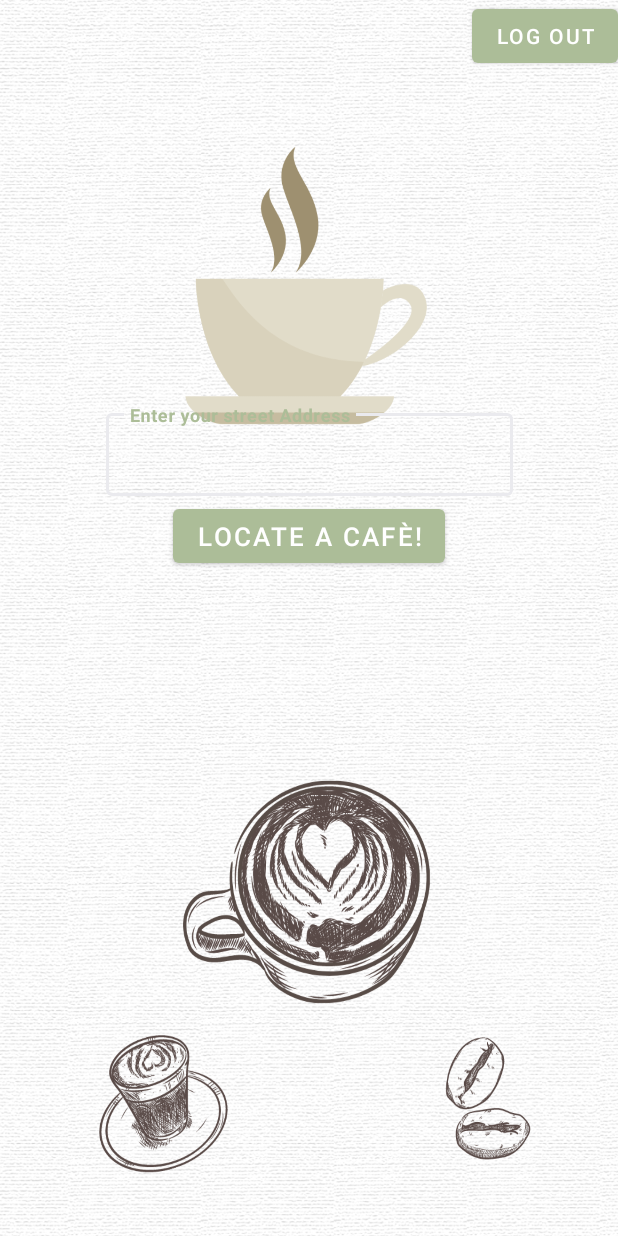
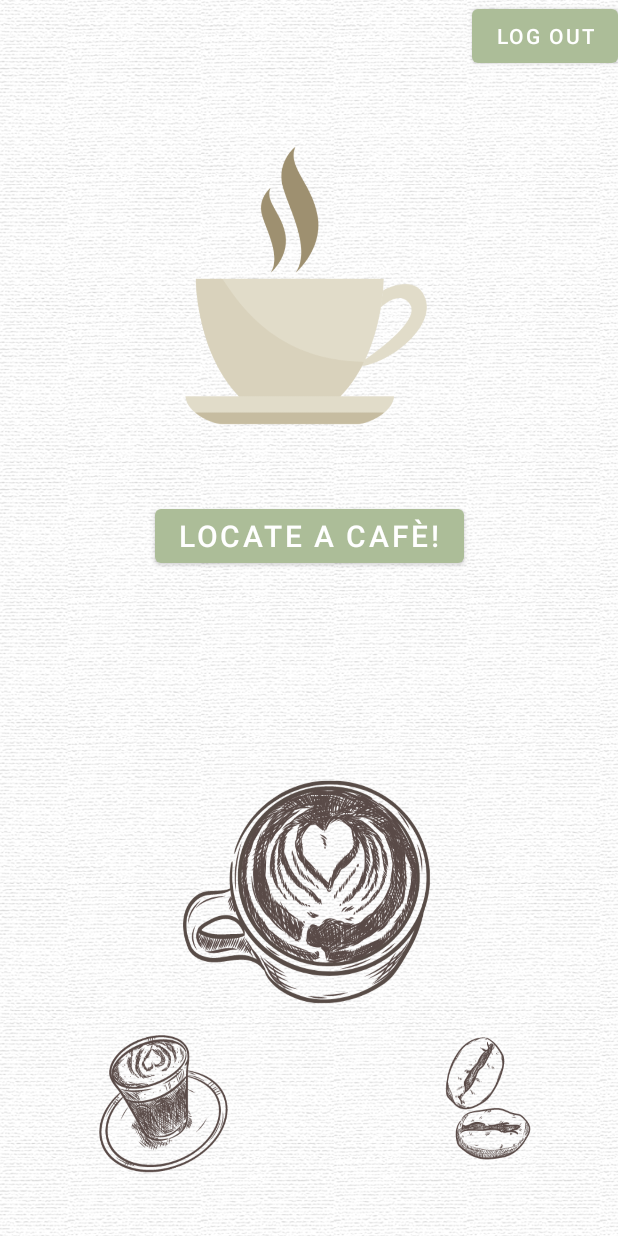
Before and after one commit to SingerDavid/CafeApp, an Android app: the screen it shows after launch (MainActivity), on a phone screen of 412 x 824 dp. Run offline under Robolectric (Android 15) with nearby library versions, the phone set to English and light mode, and no system bars; our stand-ins replace Firebase (no records; nobody signed in at launch, a user with empty details on screens opened directly).

Commit message:
Finishing touches

```diff
--- a/app/src/main/java/com/example/cafeapp/MapsActivity.java
+++ b/app/src/main/java/com/example/cafeapp/MapsActivity.java
@@ -14,12 +14,12 @@ import com.google.android.gms.maps.OnMapReadyCallback;
 import com.google.android.gms.maps.SupportMapFragment;
 import com.google.android.gms.maps.model.LatLng;
 import com.google.android.gms.maps.model.MarkerOptions;
-import com.example.cafeapp.databinding.ActivityMapsBinding;
+//import com.example.cafeapp.databinding.ActivityMapsBinding;
 
 public class MapsActivity extends FragmentActivity {
 // implements OnMapReadyCallback
-    private GoogleMap mMap;
-    private ActivityMapsBinding binding;
+    //private GoogleMap mMap;
+    //private ActivityMapsBinding binding;
     public String lat;
     public String lon;
     private String name;
--- a/app/src/main/res/layout/activity_main.xml
+++ b/app/src/main/res/layout/activity_main.xml
@@ -18,6 +18,7 @@
         android:hint="Enter your street Address"
         android:textColorHint="#A7A7A7"
         app:boxStrokeColor="#EAEAEE"
+        android:visibility="invisible"
         app:layout_constraintEnd_toEndOf="parent"
         app:layout_constraintStart_toStartOf="parent"
         app:layout_constraintTop_toTopOf="parent">
@@ -29,6 +30,7 @@
             android:textColor="#5B5B5B"
             android:textSize="15sp"
             android:textStyle="bold"
+            android:visibility="invisible"
             tools:ignore="TouchTargetSizeCheck" />
     </com.google.android.material.textfield.TextInputLayout>
 
@@ -40,7 +42,7 @@
         android:layout_centerVertical="true"
         android:layout_centerHorizontal="true"
         android:text="Locate a Cafè!"
-        android:textSize="17sp"
+        android:textSize="20sp"
         app:layout_constraintTop_toBottomOf="@id/distance"
         app:layout_constraintEnd_toEndOf="parent"
         app:layout_constraintStart_toStartOf="parent" />
--- a/build.gradle
+++ b/build.gradle
@@ -1,12 +1,13 @@
 buildscript {
     dependencies {
-        classpath 'com.google.gms:google-services:4.3.10'
+        classpath 'com.google.gms:google-services:4.3.0'
     }
 }// Top-level build file where you can add configuration options common to all sub-projects/modules.
 plugins {
     id 'com.android.application' version '7.2.0' apply false
     id 'com.android.library' version '7.2.0' apply false
-    id 'com.google.gms.google-services' version '4.3.10' apply false
+    id 'com.google.gms.google-services' version '4.3.0' apply false
+    id 'com.google.android.libraries.mapsplatform.secrets-gradle-plugin' version '2.0.1' apply false
 }
 
 task clean(type: Delete) {
```
